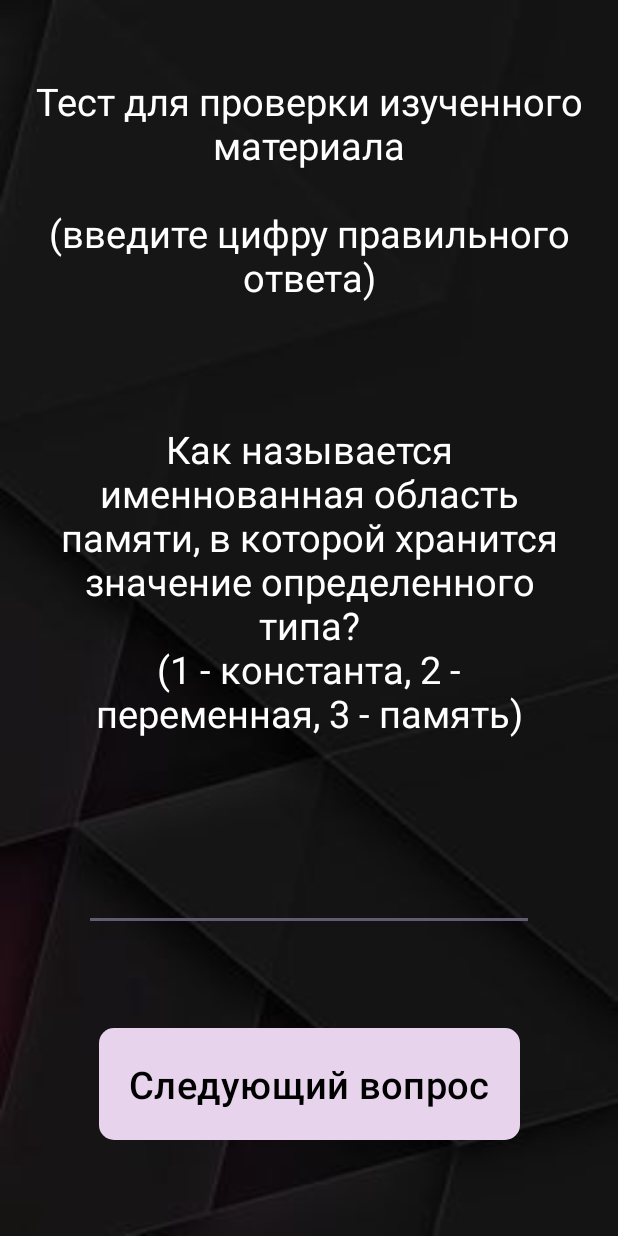
After one commit to hayala124/game, an Android app: the TestActivity screen opened directly, with no data from a screen before it, on a phone screen of 412 x 824 dp. The commit adds this screen. Run offline under Robolectric (Android 15) with nearby library versions, the phone set to English and light mode, and no system bars.

Commit message:
Готов пункт 1, 2, 3 и 6 вопросов из теста

```diff
--- a/app/build.gradle.kts
+++ b/app/build.gradle.kts
@@ -46,6 +46,7 @@ dependencies {
     implementation("com.google.android.material:material:1.12.0")
     implementation("androidx.constraintlayout:constraintlayout:2.1.4")
     implementation("androidx.activity:activity-ktx:1.9.0")
+    implementation("androidx.activity:activity:1.9.0")
     testImplementation("junit:junit:4.13.2")
     androidTestImplementation("androidx.test.ext:junit:1.1.5")
     androidTestImplementation("androidx.test.espresso:espresso-core:3.5.1")
--- a/app/src/main/AndroidManifest.xml
+++ b/app/src/main/AndroidManifest.xml
@@ -12,6 +12,9 @@
         android:supportsRtl="true"
         android:theme="@style/Theme.Game"
         tools:targetApi="31">
+        <activity
+            android:name=".TestActivity"
+            android:exported="false" />
         <activity
             android:name=".InformationActivity"
             android:exported="false" />
--- a/app/src/main/java/com/hayala/game/MainActivity.kt
+++ b/app/src/main/java/com/hayala/game/MainActivity.kt
@@ -19,6 +19,7 @@ class MainActivity : AppCompatActivity() {
         binding.btnCycles.setOnClickListener { getInformation(binding.btnCycles) }
         binding.btnFunction.setOnClickListener { getInformation(binding.btnFunction) }
         binding.btnCollection.setOnClickListener { getInformation(binding.btnCollection) }
+        binding.btnTest.setOnClickListener { takeTest() }
     }
 
     private fun getInformation(button: Button) {
@@ -27,4 +28,9 @@ class MainActivity : AppCompatActivity() {
         startActivity(intent)
     }
 
+    private fun takeTest() {
+        val intent = Intent(this, TestActivity::class.java)
+        startActivity(intent)
+    }
+
 }
--- /dev/null
+++ b/app/src/main/java/com/hayala/game/TestActivity.kt
@@ -0,0 +1,78 @@
+package com.hayala.game
+
+import android.os.Bundle
+import android.view.View
+import android.widget.Button
+import android.widget.EditText
+import android.widget.TextView
+import android.widget.Toast
+import androidx.appcompat.app.AppCompatActivity
+import com.hayala.game.databinding.ActivityTestBinding
+
+class TestActivity : AppCompatActivity() {
+    private lateinit var binding: ActivityTestBinding
+    private lateinit var buttonNextQuestion: Button
+    private lateinit var questionTextView: TextView
+    private lateinit var answerEditText: EditText
+
+    private var countQuestions = 0
+    private var countRightAnswers = 0
+    data class Question(val questionText: String, val correctAnswer: String)
+
+    val questions = listOf(
+        Question( "Как называется именнованная область памяти, в которой хранится значение определенного типа?\n(1 - константа, 2 - переменная, 3 - память)", "2"),
+        Question("Выберите тип данных, который может хранить информацию почти любого типа данных?\n(1 - int, 2 - char, 3 - object, 4 - bool, 5 - string)", "3"),
+        Question("Как называется приём присвоения переменной значения при определении переменной?\n(1 - именование, 2 - инициализация, 3 - объявление, 4 - нет такого понятия)", "2"),
+        Question("Как называется определение, которое обозначает постоянные значения, которые известны во время компиляции и не изменяются во время выполнения программы?\n(1 - константа, 2 - переменная, 3 - не существует такого понятия", "1"),
+        Question("Как обозначается знак для получения остатка от деления?\n(1 - \\, 2 - *, 3 - >>, 4 - %)", "4"),
+        Question("Верно ли утрверждение, что \"Continue пропускает итерацию, break выходит из цикла?\"\n(1 - да, 2 - нет)", "1"),
+        Question("", ""),
+        Question("", ""),
+        Question("", ""),
+        Question("", "")
+        )
+    override fun onCreate(savedInstanceState: Bundle?) {
+        super.onCreate(savedInstanceState)
+        binding = ActivityTestBinding.inflate(layoutInflater).also { setContentView(it.root) }
+        buttonNextQuestion = binding.btnNextAnswer
+
+        questionTextView = binding.textTask
+        answerEditText = binding.editTextAnswer
+
+        displayQuestion()
+
+        buttonNextQuestion.setOnClickListener { onClickButtonStart() }
+    }
+
+    private fun displayQuestion() {
+        val question = questions[countQuestions]
+        questionTextView.text = question.questionText
+        answerEditText.setText("")
+    }
+
+    private fun checkAnswer() {
+        val userInput = answerEditText.text.toString().trim().lowercase()
+        if (userInput == questions[countQuestions].correctAnswer) {
+            countRightAnswers++
+        }
+    }
+    private fun onClickButtonStart() {
+        if (answerEditText.text.toString().trim() == "")
+            Toast.makeText(applicationContext, "Введите ответ!", Toast.LENGTH_SHORT).show()
+        else {
+            checkAnswer()
+            countQuestions++
+            if (countQuestions < questions.size) {
+                displayQuestion()
+                if (countQuestions == questions.size - 1) {
+                    buttonNextQuestion.text = "Завершить тест"
+                }
+            } else {
+                buttonNextQuestion.text = "Выйти"
+                questionTextView.visibility = View.INVISIBLE
+                answerEditText.visibility = View.INVISIBLE
+                binding.textResult.text = "Правильных ответов ${countRightAnswers} из ${questions.size}"
+            }
+        }
+    }
+}
--- /dev/null
+++ b/app/src/main/res/layout/activity_test.xml
@@ -0,0 +1,72 @@
+<?xml version="1.0" encoding="utf-8"?>
+<androidx.constraintlayout.widget.ConstraintLayout xmlns:android="http://schemas.android.com/apk/res/android"
+    xmlns:app="http://schemas.android.com/apk/res-auto"
+    xmlns:tools="http://schemas.android.com/tools"
+    android:id="@+id/main"
+    android:layout_width="match_parent"
+    android:layout_height="match_parent"
+    android:background="@drawable/fon"
+    tools:context=".TestActivity">
+
+    <TextView
+        android:id="@+id/textTest"
+        android:layout_width="wrap_content"
+        android:layout_height="wrap_content"
+        android:text="Тест для проверки изученного материала\n\n(введите цифру правильного ответа)"
+        android:textSize="25dp"
+        android:layout_marginTop="50dp"
+        android:gravity="center"
+        android:textColor="@color/white"
+        app:layout_constraintStart_toStartOf="parent"
+        app:layout_constraintEnd_toEndOf="parent"
+        app:layout_constraintTop_toTopOf="parent"/>
+
+    <TextView
+        android:id="@+id/textTask"
+        android:layout_width="wrap_content"
+        android:layout_height="wrap_content"
+        android:layout_marginTop="50dp"
+        android:freezesText="true"
+        android:textColor="@color/white"
+        android:gravity="center"
+        android:padding="30dp"
+        android:textSize="25sp"
+        app:layout_constraintEnd_toEndOf="parent"
+        app:layout_constraintStart_toStartOf="parent"
+        app:layout_constraintTop_toBottomOf="@id/textTest" />
+
+    <EditText
+        android:id="@+id/editTextAnswer"
+        android:layout_width="300dp"
+        android:layout_height="wrap_content"
+        android:layout_marginTop="50dp"
+        android:textColor="@color/white"
+        android:textSize="20sp"
+        android:inputType="number"
+        app:layout_constraintStart_toStartOf="parent"
+        app:layout_constraintEnd_toEndOf="parent"
+        app:layout_constraintTop_toBottomOf="@id/textTask"/>
+
+    <TextView
+        android:id="@+id/textResult"
+        android:layout_width="wrap_content"
+        android:layout_height="wrap_content"
+        android:textColor="@color/white"
+        android:textSize="25sp"
+        app:layout_constraintStart_toStartOf="parent"
+        app:layout_constraintEnd_toEndOf="parent"
+        app:layout_constraintTop_toBottomOf="@id/editTextAnswer"/>
+
+    <Button
+        android:id="@+id/btnNextAnswer"
+        style="@style/style_for_button_activity_main"
+        app:cornerRadius="@dimen/cornerRadiusForButton"
+        android:layout_width="wrap_content"
+        android:text="Следующий вопрос"
+        android:padding="20dp"
+        app:layout_constraintStart_toStartOf="parent"
+        app:layout_constraintEnd_toEndOf="parent"
+        app:layout_constraintBottom_toBottomOf="parent"
+        app:layout_constraintTop_toBottomOf="@id/editTextAnswer"/>
+
+</androidx.constraintlayout.widget.ConstraintLayout>
```
Also changed, not shown: app/src/main/java/com/hayala/game/InformationActivity.kt (+7 -1 lines), app/src/main/res/layout/activity_information.xml (+28 -0 lines), app/src/main/res/layout/activity_main.xml (+9 -0 lines).
